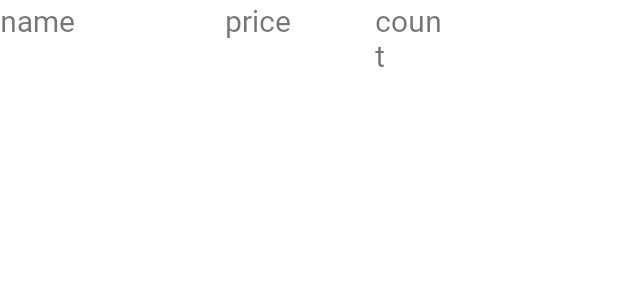
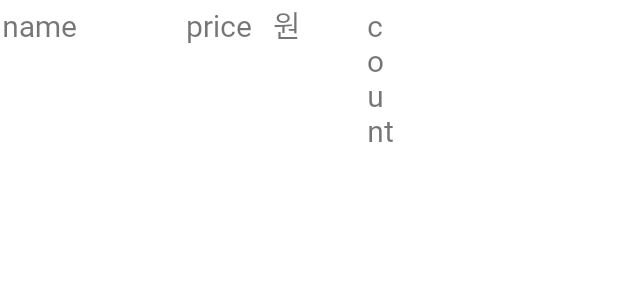
Before and after one commit to KNUwarriors/ETRI_Kiosk, an Android app: the layout order_list.xml on its own in the app's theme, with its tools: preview values and no code run, on a phone screen of 412 x 824 dp. Shown: the top 300 px of the screen. Run offline under Robolectric (Android 15) with nearby library versions, the phone set to English and light mode, and no system bars.

Commit message:
price value + '원'

```diff
--- a/app/src/main/res/layout/order_list.xml
+++ b/app/src/main/res/layout/order_list.xml
@@ -6,22 +6,32 @@
 
     <TextView
         android:id="@+id/name"
-        android:layout_width="150dp"
+        android:layout_width="120dp"
         android:layout_height="wrap_content"
+        android:layout_margin="1dp"
         android:text="name"
         android:textSize="20dp"/>
 
     <TextView
         android:id="@+id/price"
-        android:layout_width="100dp"
+        android:layout_width="55dp"
         android:layout_height="wrap_content"
+        android:layout_margin="1dp"
         android:text="price"
         android:textSize="20dp"/>
 
     <TextView
+        android:layout_width="60dp"
+        android:layout_height="wrap_content"
+        android:layout_margin="1dp"
+        android:text="원"
+        android:textSize="20dp"/>
+
+    <TextView
         android:id="@+id/count"
-        android:layout_width="50dp"
+        android:layout_width="20dp"
         android:layout_height="wrap_content"
+        android:layout_margin="1dp"
         android:text="count"
         android:textSize="20dp"/>
 
```
Also changed, not shown: app/src/main/res/layout/activity_main.xml (+8 -6 lines), app/src/main/res/layout/menu_list.xml (+16 -2 lines).
